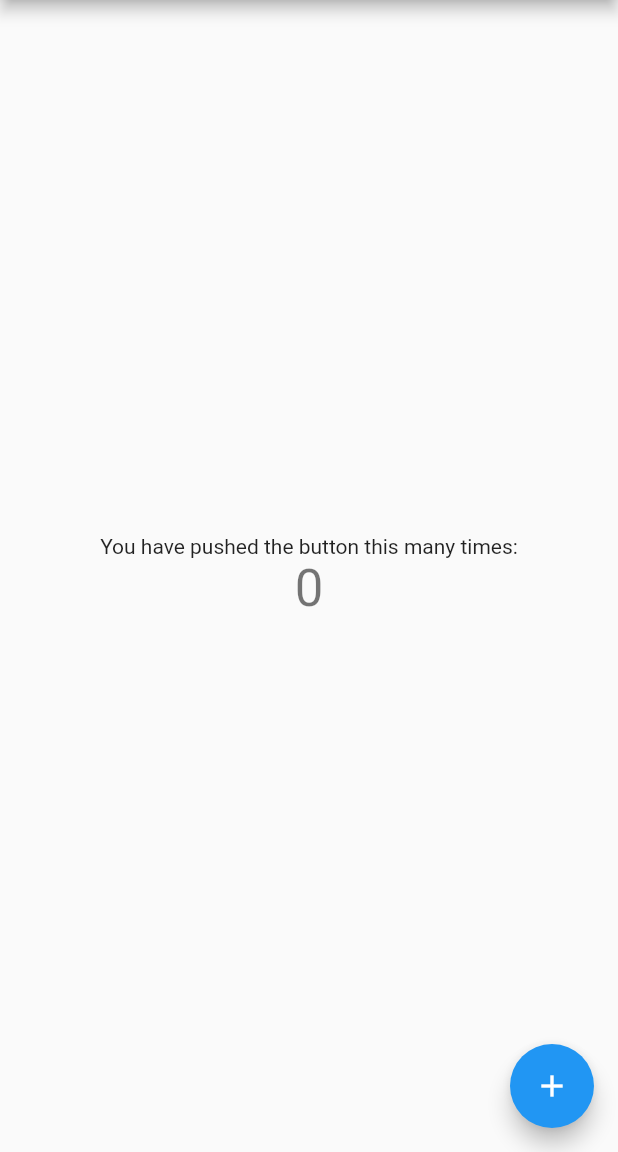
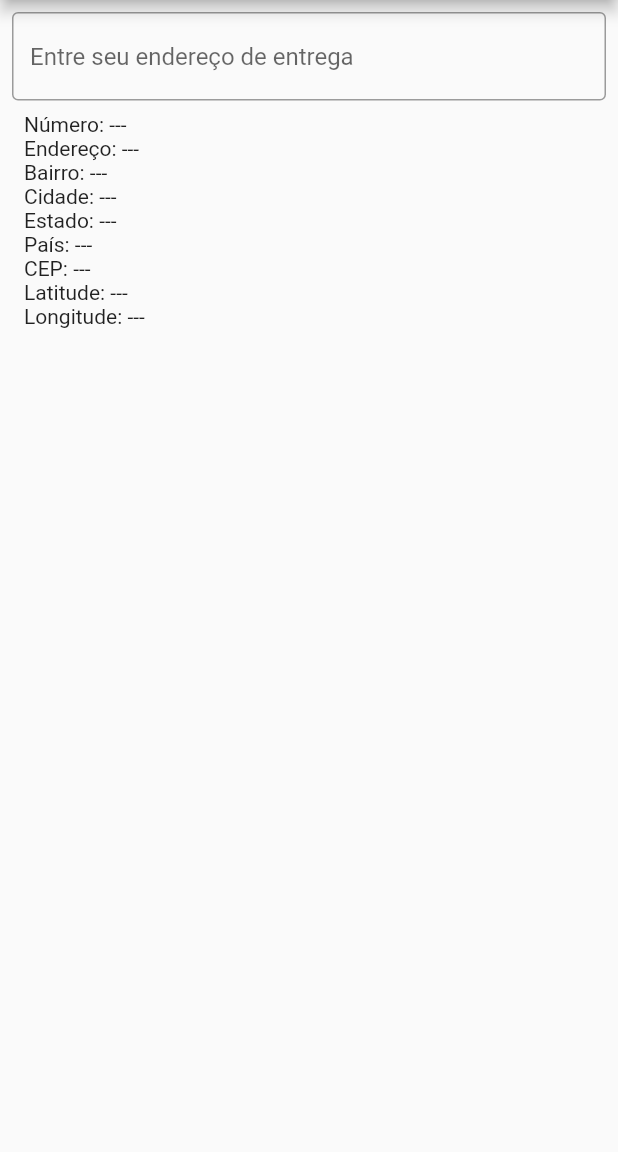
Before and after one commit to treofinancial/google_maps_places_autocomplete_widgets, a Flutter app: the screen it shows after launch, on a phone screen of 412 x 824 dp, the part 84-1236 px from its top. Run offline on Flutter 3.47's test engine with Material 2 defaults, Android fonts, the phone set to English and light mode, and no system bars.

Commit message:
plugin part1

```diff
--- a/example/lib/main.dart
+++ b/example/lib/main.dart
@@ -1,4 +1,6 @@
 import 'package:flutter/material.dart';
+import 'package:maps_places_autocomplete/maps_places_autocomplete.dart';
+import 'package:maps_places_autocomplete/model/place.dart';
 
 void main() {
   runApp(const MyApp());
@@ -13,15 +15,6 @@ class MyApp extends StatelessWidget {
     return MaterialApp(
       title: 'Flutter Demo',
       theme: ThemeData(
-        // This is the theme of your application.
-        //
-        // Try running your application with "flutter run". You'll see the
-        // application has a blue toolbar. Then, without quitting the app, try
-        // changing the primarySwatch below to Colors.green and then invoke
-        // "hot reload" (press "r" in the console where you ran "flutter run",
-        // or simply save your changes to "hot reload" in a Flutter IDE).
-        // Notice that the counter didn't reset back to zero; the application
-        // is not restarted.
         primarySwatch: Colors.blue,
       ),
       home: const MyHomePage(title: 'Flutter Demo Home Page'),
@@ -32,15 +25,6 @@ class MyApp extends StatelessWidget {
 class MyHomePage extends StatefulWidget {
   const MyHomePage({Key? key, required this.title}) : super(key: key);
 
-  // This widget is the home page of your application. It is stateful, meaning
-  // that it has a State object (defined below) that contains fields that affect
-  // how it looks.
-
-  // This class is the configuration for the state. It holds the values (in this
-  // case the title) provided by the parent (in this case the App widget) and
-  // used by the build method of the State. Fields in a Widget subclass are
-  // always marked "final".
-
   final String title;
 
   @override
@@ -48,68 +32,80 @@ class MyHomePage extends StatefulWidget {
 }
 
 class _MyHomePageState extends State<MyHomePage> {
-  int _counter = 0;
 
-  void _incrementCounter() {
+
+  String? _streetNumber;
+  String? _street;
+  String? _city;
+  String? _state;
+  String? _zipCode;
+  String? _vicinity;
+  String? _country;
+  double? _lat;
+  double? _lng;
+
+  // write a function to receive the place details callback
+  void onSuggestionClick(Place placeDetails) {
     setState(() {
-      // This call to setState tells the Flutter framework that something has
-      // changed in this State, which causes it to rerun the build method below
-      // so that the display can reflect the updated values. If we changed
-      // _counter without calling setState(), then the build method would not be
-      // called again, and so nothing would appear to happen.
-      _counter++;
+      _streetNumber = placeDetails.streetNumber;
+      _street = placeDetails.street;
+      _city = placeDetails.city;
+      _state = placeDetails.state;
+      _zipCode = placeDetails.zipCode;
+      _country = placeDetails.country;
+      _vicinity = placeDetails.vicinity;
+      _lat = placeDetails.lat;
+      _lng = placeDetails.lng;
     });
   }
 
   @override
   Widget build(BuildContext context) {
-    // This method is rerun every time setState is called, for instance as done
-    // by the _incrementCounter method above.
-    //
-    // The Flutter framework has been optimized to make rerunning build methods
-    // fast, so that you can just rebuild anything that needs updating rather
-    // than having to individually change instances of widgets.
     return Scaffold(
         appBar: AppBar(
-        // Here we take the value from the MyHomePage object that was created by
-        // the App.build method, and use it to set our appbar title.
           title: Text(widget.title),
         ),
         body: Center(
-        // Center is a layout widget. It takes a single child and positions it
-        // in the middle of the parent.
+          child: Padding(
+            padding: const EdgeInsets.all(8.0),
             child: Column(
-          // Column is also a layout widget. It takes a list of children and
-          // arranges them vertically. By default, it sizes itself to fit its
-          // children horizontally, and tries to be as tall as its parent.
-          //
-          // Invoke "debug painting" (press "p" in the console, choose the
-          // "Toggle Debug Paint" action from the Flutter Inspector in Android
-          // Studio, or the "Toggle Debug Paint" command in Visual Studio Code)
-          // to see the wireframe for each widget.
-          //
-          // Column has various properties to control how it sizes itself and
-          // how it positions its children. Here we use mainAxisAlignment to
-          // center the children vertically; the main axis here is the vertical
-          // axis because Columns are vertical (the cross axis would be
-          // horizontal).
-          mainAxisAlignment: MainAxisAlignment.center,
+              mainAxisAlignment: MainAxisAlignment.start,
+              crossAxisAlignment: CrossAxisAlignment.start,
               children: <Widget>[
-            const Text(
-              'You have pushed the button this many times:',
+
+
+                /******** */
+                //import the plugin
+                // and configure
+                MapsPlacesAutocomplete(
+                  onSuggestionClick: onSuggestionClick
                 ),
-            Text(
-              '$_counter',
-              style: Theme.of(context).textTheme.headline4,
-            ),
+                /******** */
+
+
+                /******** */
+                // Use the details from callback
+                Container(
+                  padding: const EdgeInsets.all(8),
+                  child: Column(
+                    mainAxisAlignment: MainAxisAlignment.start,
+                    crossAxisAlignment: CrossAxisAlignment.start,
+                    children: [
+                    Text('Número: ${_streetNumber ?? '---'}'),
+                    Text('Endereço: ${_street ?? '---'}'),
+                    Text('Bairro: ${_vicinity ?? '---'}'),
+                    Text('Cidade: ${_city ?? '---'}'),
+                    Text('Estado: ${_state ?? '---'}'),
+                    Text('País: ${_country ?? '---'}'),
+                    Text('CEP: ${_zipCode ?? '---'}'),
+                    Text('Latitude: ${_lat ?? '---'}'),
+                    Text('Longitude: ${_lng ?? '---'}'),
+                  ]),
+                )
+
               ],
             ),
           ),
-      floatingActionButton: FloatingActionButton(
-        onPressed: _incrementCounter,
-        tooltip: 'Increment',
-        child: const Icon(Icons.add),
-      ), // This trailing comma makes auto-formatting nicer for build methods.
-    );
+        ));
   }
 }
--- a/lib/maps_places_autocomplete.dart
+++ b/lib/maps_places_autocomplete.dart
@@ -1,15 +1,67 @@
 library maps_places_autocomplete;
 
 import 'package:flutter/material.dart';
+import 'package:maps_places_autocomplete/api/place_api_provider.dart';
+import 'package:maps_places_autocomplete/model/place.dart';
+import 'package:maps_places_autocomplete/service/address_search.dart';
+import 'package:uuid/uuid.dart';
+
+import 'model/suggestion.dart';
 
 class MapsPlacesAutocomplete extends StatefulWidget {
-  const MapsPlacesAutocomplete({Key? key}) : super(key: key);
+  final void Function(Place place) onSuggestionClick;
 
-
+  const MapsPlacesAutocomplete({Key? key, required this.onSuggestionClick})
+      : super(key: key);
 
   @override
-  State<StatefulWidget> createState() {
-    // TODO: implement createState
-    throw UnimplementedError();
+  State<StatefulWidget> createState() => _MapsPlacesAutocomplete();
+}
+
+class _MapsPlacesAutocomplete extends State<MapsPlacesAutocomplete> {
+  final _controller = TextEditingController();
+
+  @override
+  void dispose() {
+    _controller.dispose();
+    super.dispose();
+  }
+
+  @override
+  Widget build(BuildContext context) {
+    // TODO: implement build
+    return Container(
+        child: Column(
+      mainAxisAlignment: MainAxisAlignment.start,
+      crossAxisAlignment: CrossAxisAlignment.start,
+      children: <Widget>[
+        TextField(
+          controller: _controller,
+          onTap: () async {
+            final String sessionToken = const Uuid().v4();
+            final Suggestion? result = await showSearch(
+              context: context,
+              delegate: AddressSearch(sessionToken),
+            );
+
+            //clique no resultado
+            if (result != null) {
+              final Place placeDetails = await PlaceApiProvider(sessionToken)
+                  .getPlaceDetailFromId(result.placeId);
+
+              setState(() {
+                _controller.text = result.description;
+                widget.onSuggestionClick(placeDetails);
+              });
+            }
+          },
+          decoration: const InputDecoration(
+              border: OutlineInputBorder(
+                  borderSide: BorderSide(color: Colors.white)),
+              hintText: "Entre seu endereço de entrega",
+              errorText: null),
+        ),
+      ],
+    ));
   }
 }
--- /dev/null
+++ b/lib/model/place.dart
@@ -0,0 +1,28 @@
+class Place {
+  String? streetNumber;
+  String? street;
+  String? city;
+  String? state;
+  String? zipCode;
+  String? vicinity;
+  String? country;
+  double? lat;
+  double? lng;
+
+  Place({
+    this.streetNumber,
+    this.street,
+    this.city,
+    this.state,
+    this.zipCode,
+    this.vicinity,
+    this.country,
+    this.lat,
+    this.lng,
+  });
+
+  @override
+  String toString() {
+    return 'Place(streetNumber: $streetNumber, street: $street, city: $city, zipCode: $zipCode)';
+  }
+}
--- /dev/null
+++ b/lib/model/suggestion.dart
@@ -0,0 +1,11 @@
+class Suggestion {
+  final String placeId;
+  final String description;
+
+  Suggestion(this.placeId, this.description);
+
+  @override
+  String toString() {
+    return 'Suggestion(description: $description, placeId: $placeId)';
+  }
+}
--- a/pubspec.yaml
+++ b/pubspec.yaml
@@ -10,6 +10,9 @@ environment:
 dependencies:
   flutter:
     sdk: flutter
+  #autocomplete
+  uuid: ^3.0.6
+  http: ^0.13.4
 
 dev_dependencies:
   flutter_test:
```
Also changed, not shown: lib/api/place_api_provider.dart (added, +114 -0 lines), lib/service/address_search.dart (added, +73 -0 lines), example/pubspec.lock, pubspec.lock, 1 other file. Lines whose indentation alone changed are shown as unchanged.
